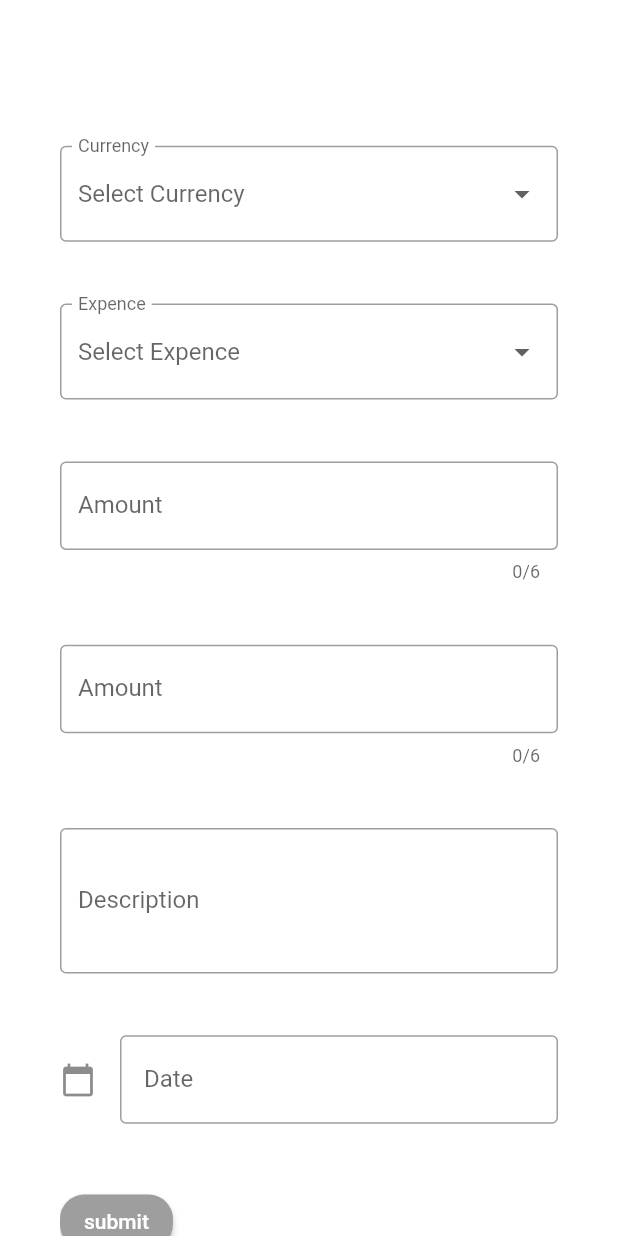
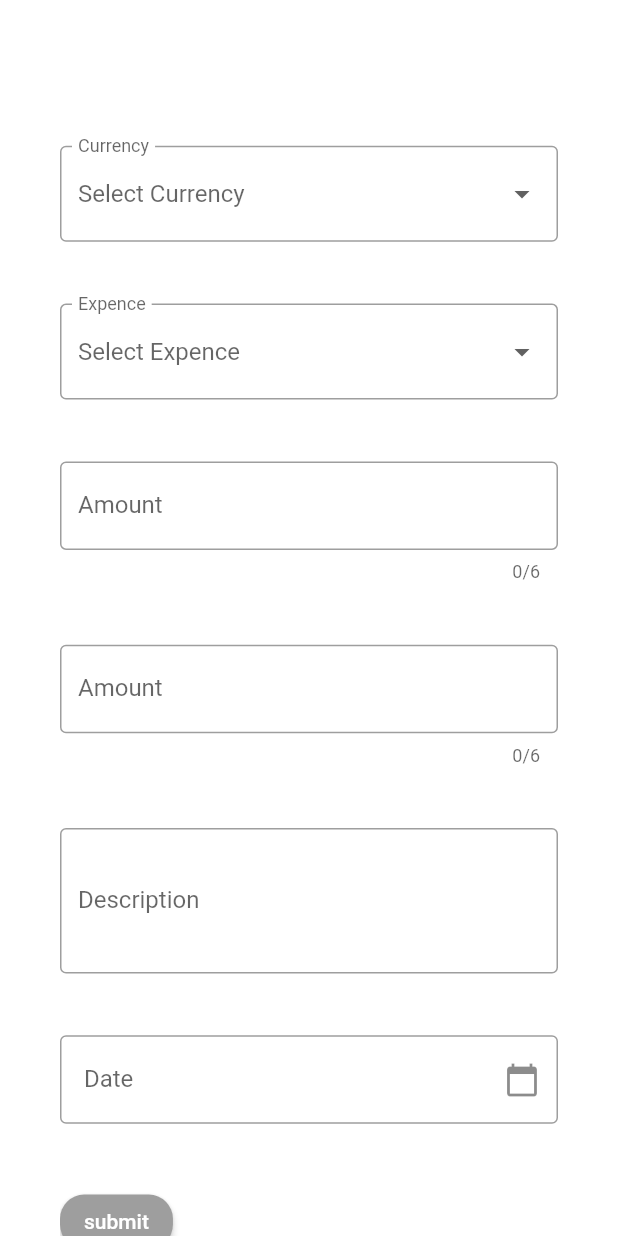
Before and after one commit to jesleena/forms, a Flutter app: the screen it shows after launch, on a phone screen of 412 x 824 dp. Run offline on Flutter 3.47's test engine with Material 2 defaults, Android fonts, the phone set to English and light mode, and no system bars.

Commit message:
Update form_screen.dart

```diff
--- a/lib/form_screen.dart
+++ b/lib/form_screen.dart
@@ -144,10 +144,9 @@ class _FormScreenState extends State<FormScreen> {
       controller: dateController, //editing controller of this TextField
       decoration: const InputDecoration(
           border: OutlineInputBorder(),
-
-          icon: Icon(Icons.calendar_today), //icon of text field
           labelText: " Date" ,
-          hintText:"select date" //label text of field
+          hintText:"select date" ,
+          suffixIcon: Icon(Icons.calendar_today), //label text of field
       ),
       readOnly: true,  // when true user cannot edit text
       onTap: () async {
@@ -167,11 +166,13 @@ class _FormScreenState extends State<FormScreen> {
 
           setState(() {
             dateController.text = formattedDate;
-            Date= formattedDate;//set foratted date to TextField value.
-          });
-        }else{
-          print("Date is not selected");
+           Date= formattedDate;//set foratted date to TextField value.
+          }
+        );
         }
+        //else{
+        //  print("Date is not selected");
+       // }
       },
       validator: (value){
         if(value!.isEmpty) {
```
